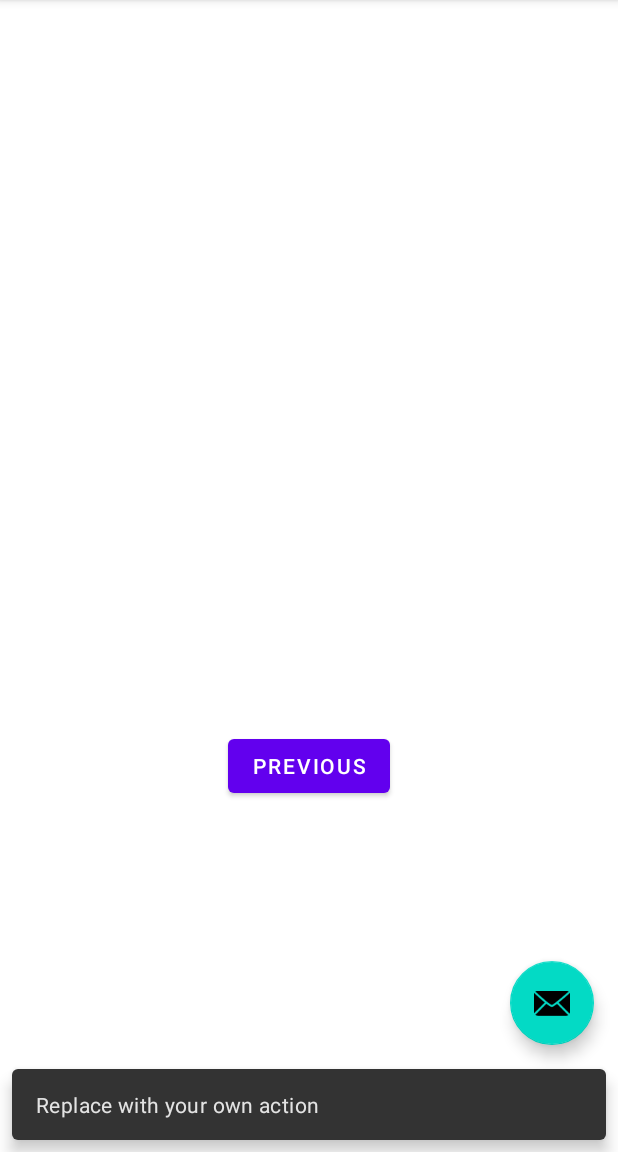
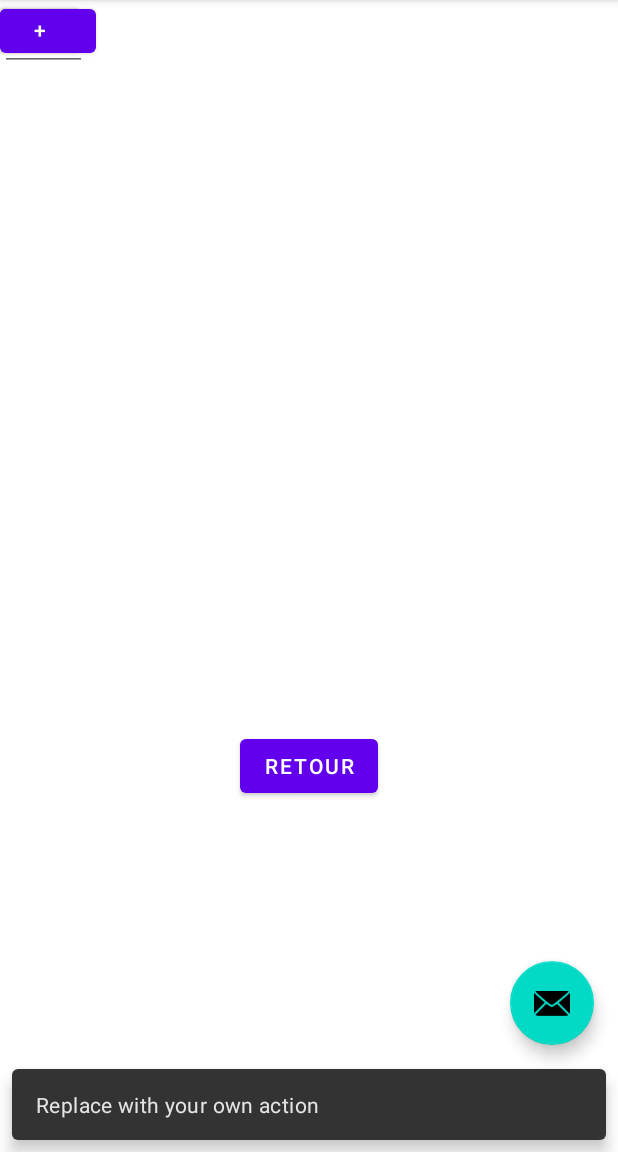
Before and after one commit to Benmlrd/CompteurAndroid, an Android app: the SecondFragment screen opened through its navigation route, after a tap on an icon or button, on a phone screen of 412 x 824 dp, the part 84-1236 px from its top. Run offline under Robolectric (Android 15) with nearby library versions, the phone set to English and light mode, and no system bars.

Commit message:
Deuxième écran

```diff
--- a/app/src/main/java/com/example/compteur/SecondFragment.java
+++ b/app/src/main/java/com/example/compteur/SecondFragment.java
@@ -4,13 +4,14 @@ import android.os.Bundle;
 import android.view.LayoutInflater;
 import android.view.View;
 import android.view.ViewGroup;
+import android.widget.TextView;
 
 import androidx.annotation.NonNull;
 import androidx.fragment.app.Fragment;
 import androidx.navigation.fragment.NavHostFragment;
 
 public class SecondFragment extends Fragment {
-
+    private int count = 0;
     @Override
     public View onCreateView(
             LayoutInflater inflater, ViewGroup container,
@@ -23,12 +24,38 @@ public class SecondFragment extends Fragment {
     public void onViewCreated(@NonNull View view, Bundle savedInstanceState) {
         super.onViewCreated(view, savedInstanceState);
 
-        view.findViewById(R.id.button_second).setOnClickListener(new View.OnClickListener() {
-            @Override
-            public void onClick(View view) {
-                NavHostFragment.findNavController(SecondFragment.this)
-                        .navigate(R.id.action_SecondFragment_to_FirstFragment);
-            }
-        });
+        view.findViewById(R.id.button_retour).setOnClickListener(view1 -> NavHostFragment.findNavController(SecondFragment.this)
+                .navigate(R.id.action_SecondFragment_to_FirstFragment));
+
+        view.findViewById(R.id.button_plus).setOnClickListener(view1 -> addition());
+
+        view.findViewById(R.id.button_moins).setOnClickListener(view1 -> subtraction());
+
+        view.findViewById(R.id.button_raz).setOnClickListener(view1 -> raz());
+
     }
+
+    private void addition(){
+        count++;
+        modifyViewText(count);
+    }
+
+    private void subtraction(){
+        if (count > 0){
+            count--;
+            modifyViewText(count);
+        }
+    }
+
+
+    private void modifyViewText(int count){
+        TextView t = getView().findViewById(R.id.textview_nombre);
+        t.setText(count);
+    }
+
+    private void raz(){
+        count = 0;
+        modifyViewText(count);
+    }
+
 }
--- a/app/src/main/res/layout/fragment_second.xml
+++ b/app/src/main/res/layout/fragment_second.xml
@@ -7,21 +7,55 @@
     tools:context=".SecondFragment">
 
     <TextView
-        android:id="@+id/textview_second"
+        android:id="@+id/textview_nombre"
         android:layout_width="wrap_content"
         android:layout_height="wrap_content"
-        app:layout_constraintBottom_toTopOf="@id/button_second"
+        app:layout_constraintBottom_toTopOf="@id/button_retour"
         app:layout_constraintEnd_toEndOf="parent"
         app:layout_constraintStart_toStartOf="parent"
         app:layout_constraintTop_toTopOf="parent" />
 
     <Button
-        android:id="@+id/button_second"
+        android:id="@+id/button_retour"
         android:layout_width="wrap_content"
         android:layout_height="wrap_content"
-        android:text="@string/previous"
+        android:text="@string/retour"
         app:layout_constraintBottom_toBottomOf="parent"
         app:layout_constraintEnd_toEndOf="parent"
         app:layout_constraintStart_toStartOf="parent"
-        app:layout_constraintTop_toBottomOf="@id/textview_second" />
+        app:layout_constraintTop_toBottomOf="@id/textview_nombre" />
+
+    <Button
+        android:id="@+id/button_raz"
+        android:layout_width="64dp"
+        android:layout_height="41dp"
+        android:text="@string/raz"
+        tools:layout_editor_absoluteX="173dp"
+        tools:layout_editor_absoluteY="407dp" />
+
+    <Button
+        android:id="@+id/button_moins"
+        android:layout_width="54dp"
+        android:layout_height="40dp"
+        android:text="@string/moins"
+        tools:layout_editor_absoluteX="98dp"
+        tools:layout_editor_absoluteY="367dp" />
+
+    <Button
+        android:id="@+id/button_plus"
+        android:layout_width="54dp"
+        android:layout_height="40dp"
+        android:text="@string/plus"
+        tools:layout_editor_absoluteX="259dp"
+        tools:layout_editor_absoluteY="367dp" />
+
+    <EditText
+        android:id="@+id/editTextNumber"
+        android:layout_width="58dp"
+        android:layout_height="47dp"
+        android:ems="10"
+        android:inputType="number"
+        tools:layout_editor_absoluteX="176dp"
+        tools:layout_editor_absoluteY="193dp" />
+
 </androidx.constraintlayout.widget.ConstraintLayout>
--- a/app/src/main/res/values/strings.xml
+++ b/app/src/main/res/values/strings.xml
@@ -9,4 +9,8 @@
 
     <string name="hello_first_fragment">Hello first fragment</string>
     <string name="hello_second_fragment">Hello second fragment. Arg: %1$s</string>
+    <string name="raz">RAZ</string>
+    <string name="plus">+</string>
+    <string name="moins">-</string>
+    <string name="retour">Retour</string>
 </resources>
--- a/app/src/main/res/values/themes.xml
+++ b/app/src/main/res/values/themes.xml
@@ -3,7 +3,7 @@
     <style name="Theme.Compteur" parent="Theme.MaterialComponents.DayNight.DarkActionBar">
         <!-- Primary brand color. -->
         <item name="colorPrimary">@color/purple_500</item>
-        <item name="colorPrimaryVariant">@color/purple_700</item>
+        <item name="colorPrimaryVariant">@color/purple_500</item>
         <item name="colorOnPrimary">@color/white</item>
         <!-- Secondary brand color. -->
         <item name="colorSecondary">@color/teal_200</item>
```
